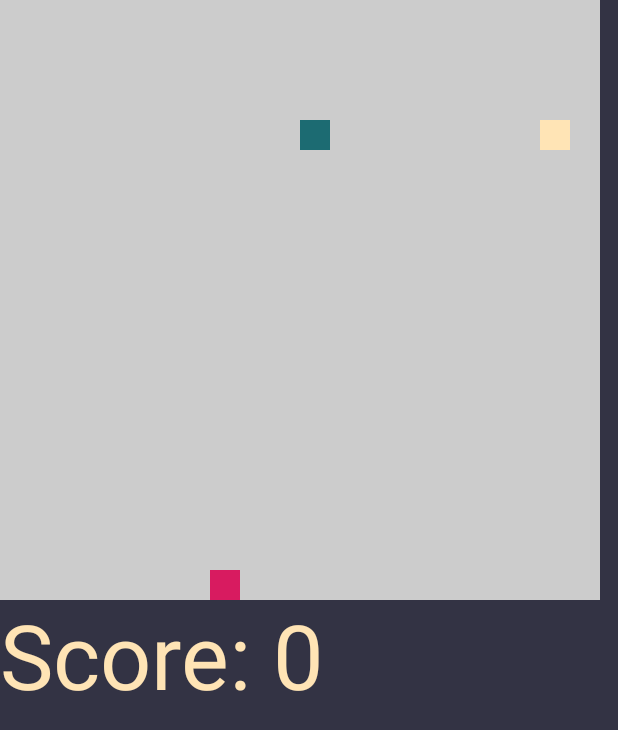
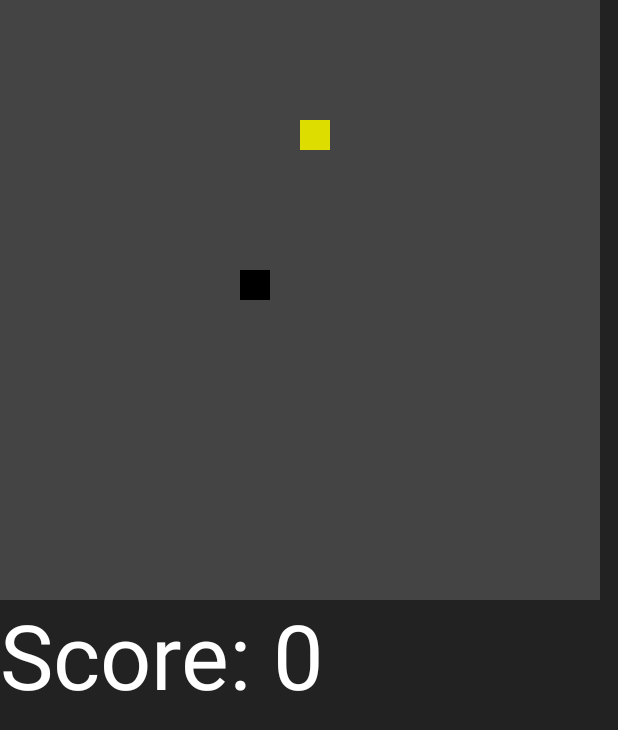
Before and after one commit to uppercasePhi/Snake-Project, an Android app: the GameActivity screen opened directly, with no data from a screen before it, on a phone screen of 412 x 824 dp. Shown: the top 730 px of the screen. Run offline under Robolectric (Android 15) with nearby library versions, the phone set to English and light mode, and no system bars.

Commit message:
actually fixed theme

```diff
--- a/app/src/main/java/com/snakeproject/GameActivity.kt
+++ b/app/src/main/java/com/snakeproject/GameActivity.kt
@@ -11,9 +11,12 @@ class GameActivity : AppCompatActivity() {
 
     private lateinit var snakeGame: SnakeGame
     private lateinit var pause: AlertDialog
+    private var kitNumber = -1
 
     override fun onCreate(savedInstanceState: Bundle?) {
         super.onCreate(savedInstanceState)
+
+        kitNumber = intent.getIntExtra("kit", 0)
 
         val builder = AlertDialog.Builder(this)
         builder.setTitle("Game paused")
@@ -23,7 +26,7 @@ class GameActivity : AppCompatActivity() {
         pause = builder.create()
 
         val level = intent.getIntExtra("level", 20)
-        val kitNumber = intent.getIntExtra("kit", 1)
+        val kitNumber = intent.getIntExtra("kit", 0)
 
         snakeGame = SnakeGame(this, level, kitNumber)
 
@@ -41,6 +44,7 @@ class GameActivity : AppCompatActivity() {
         snakeGame.pauseGame()
         val intent = Intent(this, DeathScreenActivity::class.java)
         intent.putExtra("score", snakeGame.score)
+        intent.putExtra("kit", kitNumber)
         startActivity(intent)
         //finish()
     }
```
